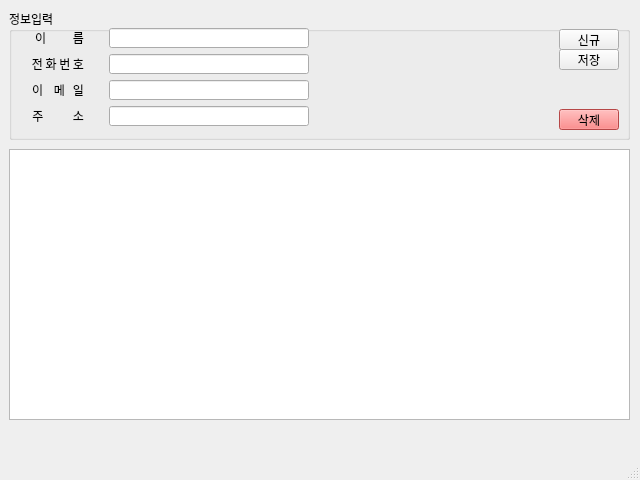
First picture: the form in part1/studyPyQt/addressBook.ui, repository ZZO-ZHO/miniprojects, before the edit.
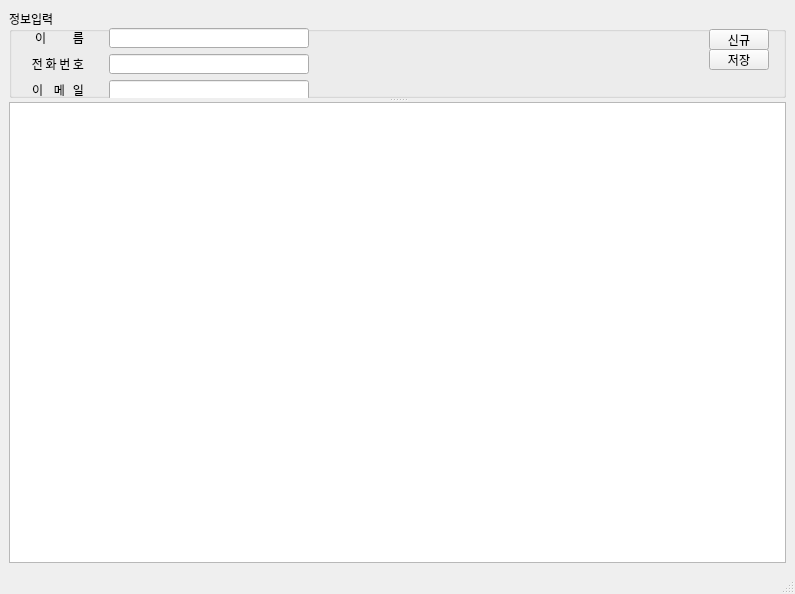
Second picture: the form after the edit.

```diff
--- a/part1/studyPyQt/addressBook.ui
+++ b/part1/studyPyQt/addressBook.ui
@@ -6,10 +6,16 @@
    <rect>
     <x>0</x>
     <y>0</y>
-    <width>640</width>
-    <height>480</height>
+    <width>795</width>
+    <height>594</height>
    </rect>
   </property>
+  <property name="minimumSize">
+   <size>
+    <width>600</width>
+    <height>400</height>
+   </size>
+  </property>
   <property name="font">
    <font>
     <family>나눔고딕</family>
@@ -19,15 +25,16 @@
    <string>MainWindow</string>
   </property>
   <widget class="QWidget" name="centralwidget">
+   <layout class="QGridLayout" name="gridLayout">
+    <item row="0" column="0">
+     <widget class="QSplitter" name="splitter">
+      <property name="orientation">
+       <enum>Qt::Vertical</enum>
+      </property>
+      <widget class="QWidget" name="verticalLayoutWidget">
+       <layout class="QVBoxLayout" name="verticalLayout">
+        <item>
    <widget class="QGroupBox" name="groupBox">
-    <property name="geometry">
-     <rect>
-      <x>9</x>
-      <y>9</y>
-      <width>621</width>
-      <height>131</height>
-     </rect>
-    </property>
     <property name="title">
      <string>정보입력</string>
     </property>
@@ -258,7 +265,7 @@
     <widget class="QPushButton" name="btnNew">
      <property name="geometry">
       <rect>
-       <x>550</x>
+             <x>700</x>
        <y>20</y>
        <width>60</width>
        <height>21</height>
@@ -276,6 +283,9 @@
        <height>16777215</height>
       </size>
      </property>
+           <property name="styleSheet">
+            <string notr="true">text-alignment: right;</string>
+           </property>
      <property name="text">
       <string>신규</string>
      </property>
@@ -283,7 +293,7 @@
     <widget class="QPushButton" name="btnSave">
      <property name="geometry">
       <rect>
-       <x>550</x>
+             <x>700</x>
        <y>40</y>
        <width>60</width>
        <height>21</height>
@@ -301,6 +311,9 @@
        <height>16777215</height>
       </size>
      </property>
+           <property name="styleSheet">
+            <string notr="true">text-alignment: right;</string>
+           </property>
      <property name="text">
       <string>저장</string>
      </property>
@@ -308,7 +321,7 @@
     <widget class="QPushButton" name="btnDel">
      <property name="geometry">
       <rect>
-       <x>550</x>
+             <x>700</x>
        <y>100</y>
        <width>60</width>
        <height>21</height>
@@ -562,22 +575,20 @@
      </property>
     </widget>
    </widget>
-   <widget class="QWidget" name="verticalLayoutWidget">
-    <property name="geometry">
-     <rect>
-      <x>9</x>
-      <y>149</y>
-      <width>621</width>
-      <height>271</height>
-     </rect>
-    </property>
-    <layout class="QVBoxLayout" name="verticalLayout">
+        </item>
+       </layout>
+      </widget>
+      <widget class="QWidget" name="verticalLayoutWidget_2">
+       <layout class="QVBoxLayout" name="verticalLayout_2">
      <item>
       <widget class="QTableWidget" name="tblAddress"/>
      </item>
     </layout>
    </widget>
   </widget>
+    </item>
+   </layout>
+  </widget>
   <widget class="QMenuBar" name="menubar">
    <property name="geometry">
     <rect>
```
Left out of the diff: 12 changed lines with no effect on the pictures. Lines whose indentation alone changed are shown as unchanged.
